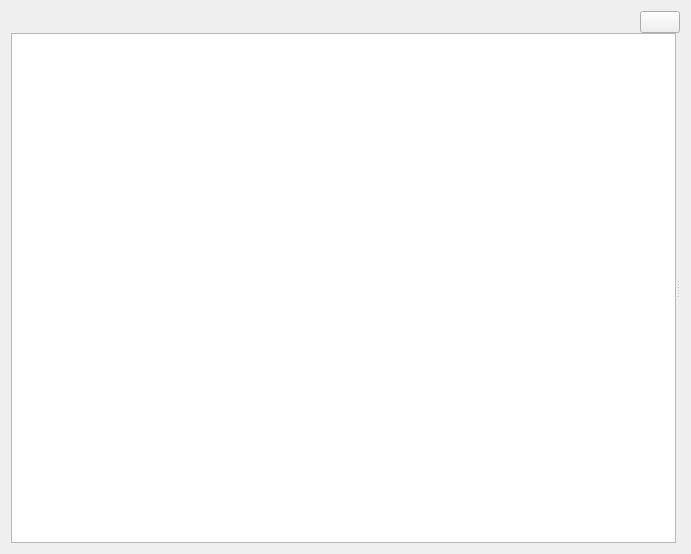
This is Gems/Atom/Tools/AtomToolsFramework/Code/Source/AssetBrowser/AtomToolsAssetBrowser.ui in accesspointmg/org.o3de.repo.atom as Qt 5 draws it before an edit. The edited form follows.
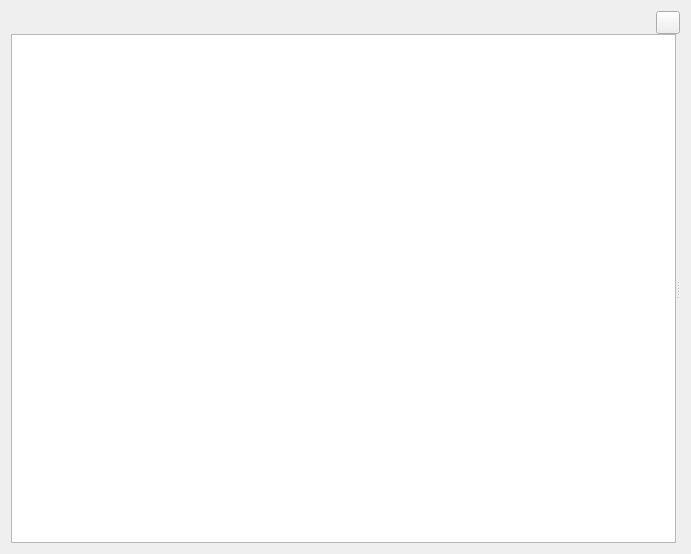
This is the edited form. Custom widgets are drawn as their Qt base class.

Commit message: Fixed the atom tools asset browser using the wrong button type and icon

```diff
--- a/Gems/Atom/Tools/AtomToolsFramework/Code/Source/AssetBrowser/AtomToolsAssetBrowser.ui
+++ b/Gems/Atom/Tools/AtomToolsFramework/Code/Source/AssetBrowser/AtomToolsAssetBrowser.ui
@@ -36,7 +36,7 @@
       </widget>
      </item>
      <item alignment="Qt::AlignTop">
-      <widget class="QPushButton" name="m_viewOptionButton">
+      <widget class="QToolButton" name="m_viewOptionButton">
        <property name="autoExclusive">
         <bool>false</bool>
        </property>
```
The commit also changes 3 other files.
